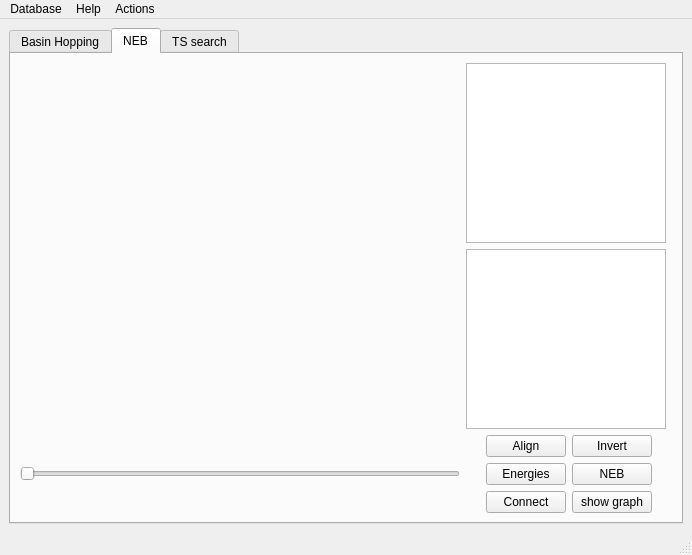
First picture: the form in pygmin/gui/MainWindow.ui, repository pele-python/pele, before the edit.
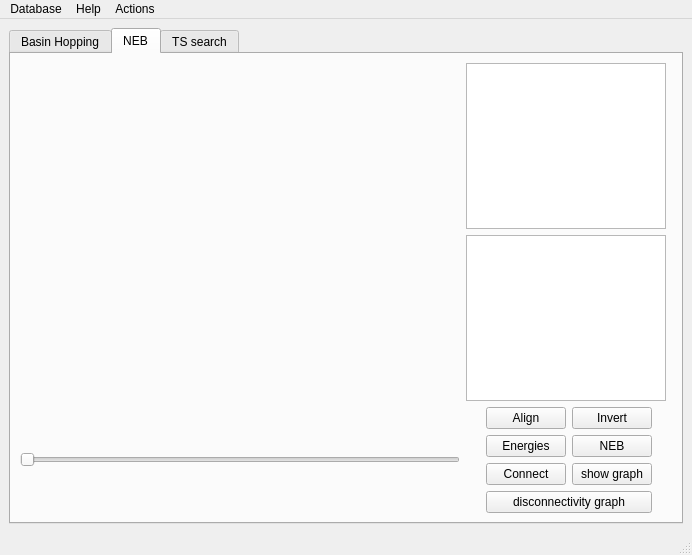
Second picture: the form after the edit. The open tabs and pages were chosen to show the change. Custom widgets are drawn as their Qt base class.

Commit message: add interactive disconnectivity graph to the gui

Patch:
```diff
--- a/pygmin/gui/MainWindow.ui
+++ b/pygmin/gui/MainWindow.ui
@@ -219,6 +219,13 @@
             </property>
            </widget>
           </item>
+          <item row="4" column="0" colspan="2">
+           <widget class="QPushButton" name="btnDisconnectivity_graph">
+            <property name="text">
+             <string>disconnectivity graph</string>
+            </property>
+           </widget>
+          </item>
          </layout>
         </item>
        </layout>
```
Left out of the diff: 53 changed lines with no effect on the pictures. The commit also changes 4 other files.
